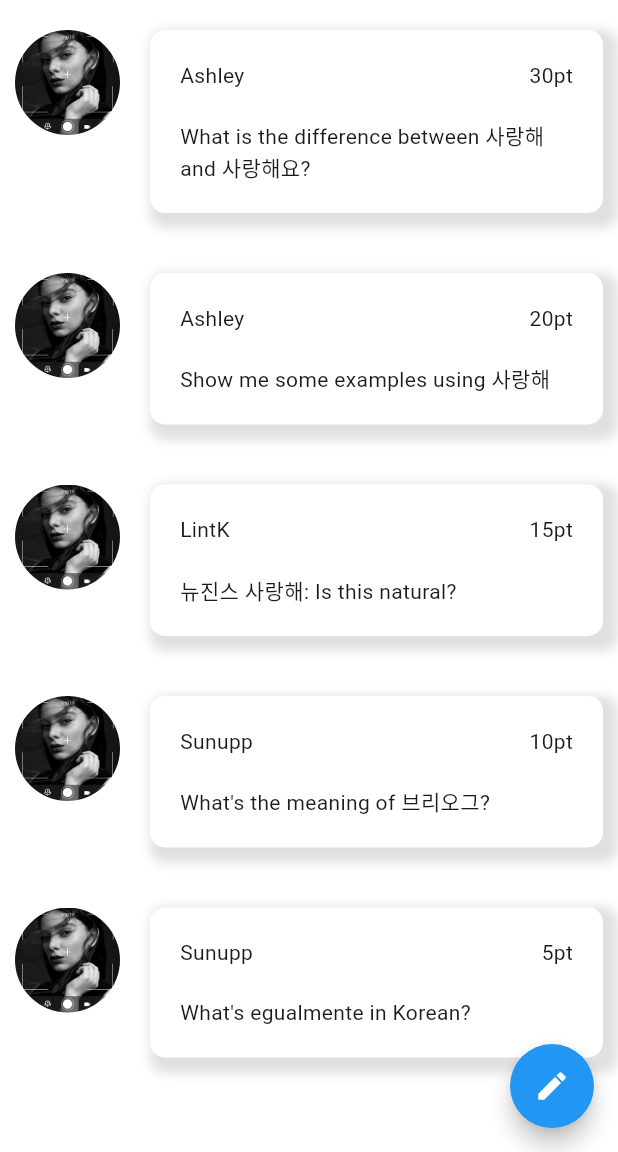
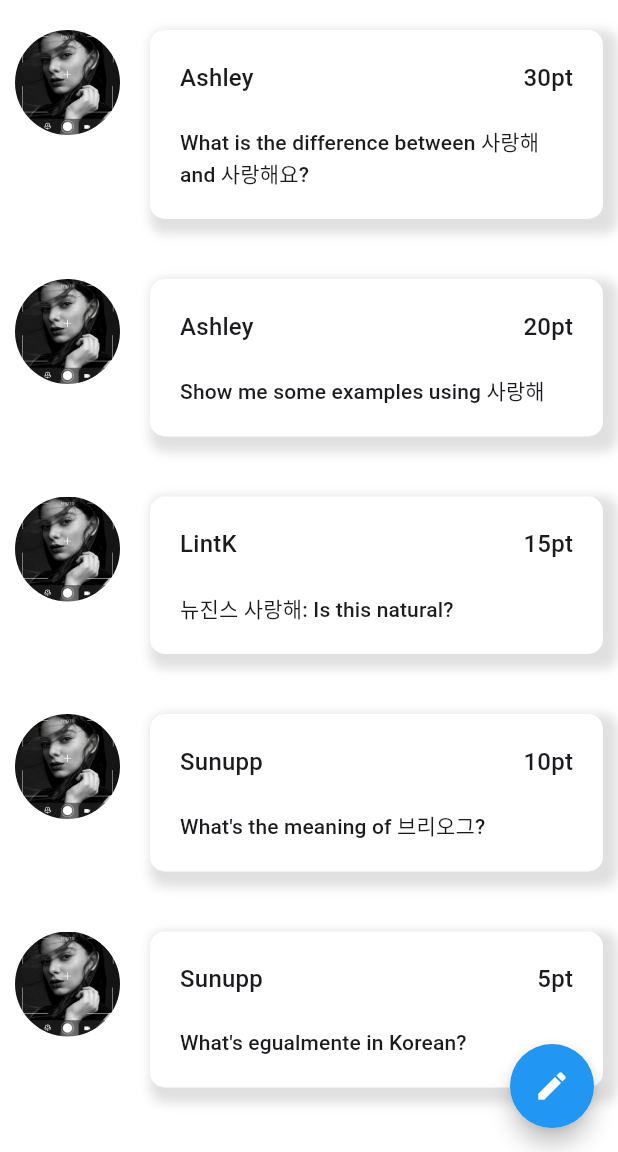
Before and after one commit to SeSACYongsan/langpal, a Flutter app: the MainScreen screen opened by its route, on a phone screen of 412 x 824 dp, the part 84-1236 px from its top. Run offline on Flutter 3.47's test engine with Material 3 defaults, Android fonts, the phone set to English and light mode, and no system bars; our stand-ins replace flutter_riverpod, go_router, google_fonts; Roboto replaces fonts that are missing (CookieRun).

Commit message:
Update main_screen.dart

```diff
--- a/lib/screens/main_screen.dart
+++ b/lib/screens/main_screen.dart
@@ -83,12 +83,21 @@ class MainScreen extends StatelessWidget {
                         Row(
                           mainAxisAlignment: MainAxisAlignment.spaceBetween,
                           children: [
-                            Text(dummyQuestions[index].owner),
-                            Text("${dummyQuestions[index].point.toString()}pt"),
+                            Text(
+                              dummyQuestions[index].owner,
+                              style: Theme.of(context).textTheme.titleMedium,
+                            ),
+                            Text(
+                              "${dummyQuestions[index].point.toString()}pt",
+                              style: Theme.of(context).textTheme.titleMedium,
+                            ),
                           ],
                         ),
                         const SizedBox(height: 20),
-                        Text(dummyQuestions[index].content)
+                        Text(
+                          dummyQuestions[index].content,
+                          style: Theme.of(context).textTheme.titleSmall,
+                        )
                       ],
                     ),
                   ),
```
